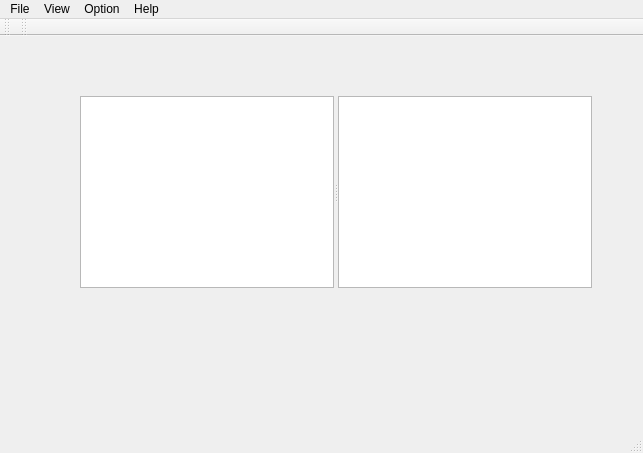
This is PEViewPlus/mainwindow.ui in zhaojunchen/PEViewPlus as Qt 5 draws it before an edit. The edited form follows.
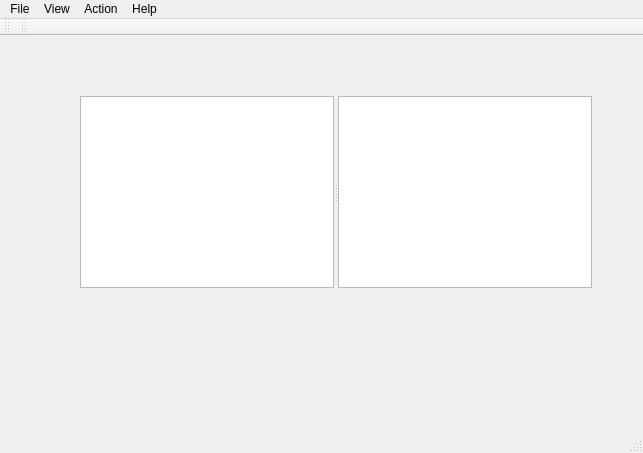
This is the edited form.

```diff
--- a/PEViewPlus/mainwindow.ui
+++ b/PEViewPlus/mainwindow.ui
@@ -67,7 +67,7 @@
    </widget>
    <widget class="QMenu" name="menuOption">
     <property name="title">
-     <string>Option</string>
+     <string>Action</string>
     </property>
     <addaction name="actionFont"/>
    </widget>
```
Left out of the diff: 2 changed lines with no effect on the pictures.
